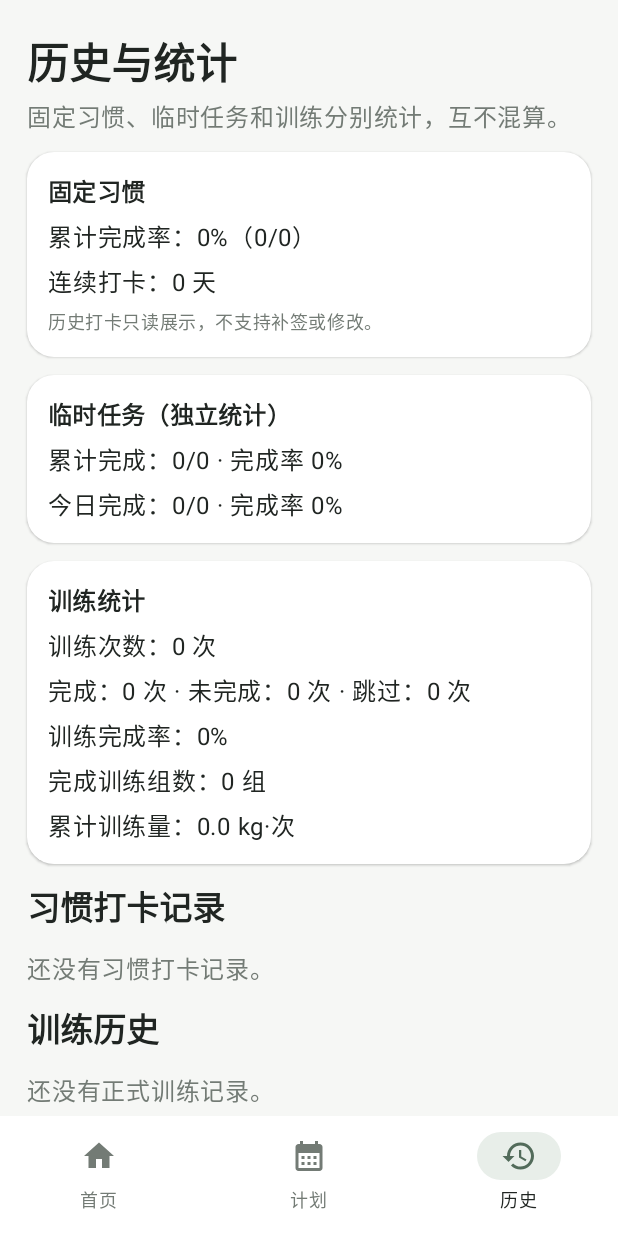
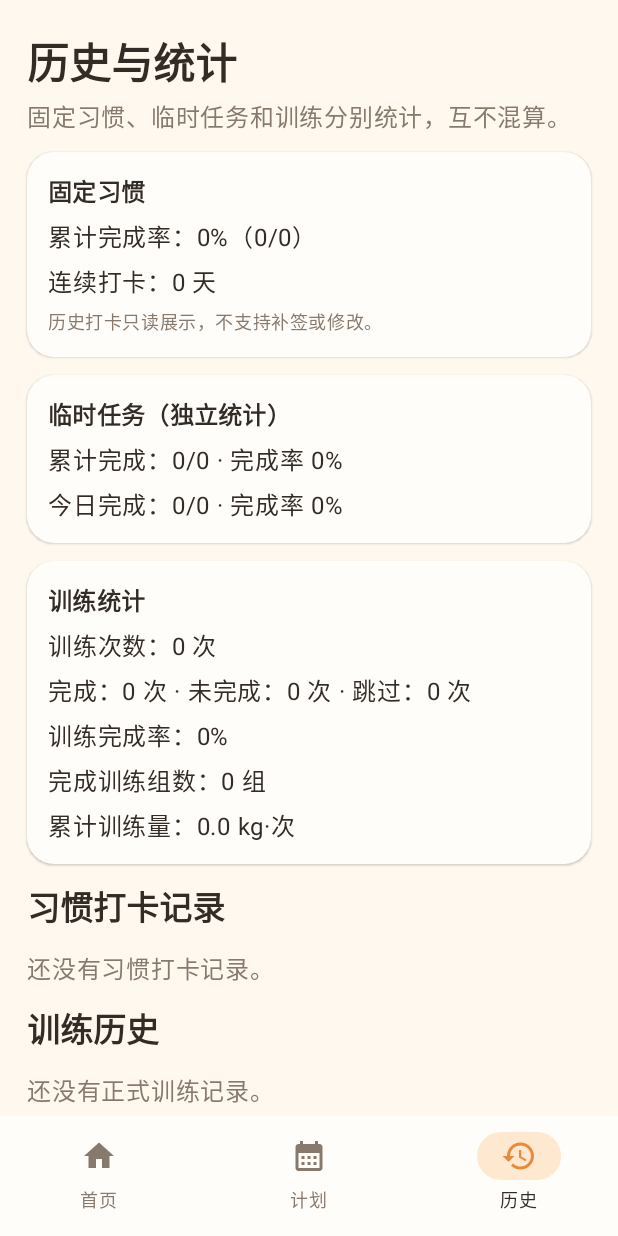
Before and after one commit to BXXDMHHH/DailyFit, an Android app built with Jetpack Compose: the screen it shows after launch (MainActivity), item 3 of the bottom bar chosen, on a phone screen of 412 x 824 dp. Run offline under Robolectric (Android 15) with nearby library versions, the phone set to English and light mode, and no system bars; our stand-ins replace Room's generated code.

Commit message:
Apply sunny warm color palette

```diff
--- a/app/src/main/java/com/dailyfit/app/ui/theme/Theme.kt
+++ b/app/src/main/java/com/dailyfit/app/ui/theme/Theme.kt
@@ -2,74 +2,76 @@ package com.dailyfit.app.ui.theme
 
 import androidx.compose.foundation.isSystemInDarkTheme
 import androidx.compose.material3.MaterialTheme
+import androidx.compose.material3.Shapes
+import androidx.compose.material3.Typography
 import androidx.compose.material3.darkColorScheme
 import androidx.compose.material3.lightColorScheme
-import androidx.compose.material3.Shapes
-import androidx.compose.material3.Typography
 import androidx.compose.runtime.Composable
 import androidx.compose.ui.graphics.Color
 import androidx.compose.ui.text.font.FontWeight
 import androidx.compose.ui.unit.dp
 import androidx.compose.foundation.shape.RoundedCornerShape
 
-private val Ink = Color(0xFF202522)
-private val Muted = Color(0xFF737B75)
-private val Canvas = Color(0xFFF6F7F5)
-private val Paper = Color(0xFFFFFFFF)
-private val Sage = Color(0xFF526B5A)
-private val SageSoft = Color(0xFFE8EEE9)
-private val Line = Color(0xFFE6E9E5)
+private val Ink = Color(0xFF332B25)
+private val Muted = Color(0xFF88796D)
+private val Canvas = Color(0xFFFFF8EF)
+private val Paper = Color(0xFFFFFDF9)
+private val SunOrange = Color(0xFFE88A3A)
+private val SunOrangeSoft = Color(0xFFFFE8D0)
+private val Honey = Color(0xFFF4C76B)
+private val Sage = Color(0xFF789477)
+private val Line = Color(0xFFF0E5D8)
 
 private val LightColors = lightColorScheme(
-    primary = Sage,
+    primary = SunOrange,
     onPrimary = Color.White,
-    primaryContainer = SageSoft,
-    onPrimaryContainer = Color(0xFF1D3325),
-    secondary = Color(0xFF66736A),
+    primaryContainer = SunOrangeSoft,
+    onPrimaryContainer = Color(0xFF633512),
+    secondary = Color(0xFFB87936),
     onSecondary = Color.White,
-    secondaryContainer = Color(0xFFEDF0EC),
-    onSecondaryContainer = Ink,
-    tertiary = Color(0xFF8B765D),
+    secondaryContainer = Color(0xFFFFF0D5),
+    onSecondaryContainer = Color(0xFF563B18),
+    tertiary = Sage,
     onTertiary = Color.White,
-    tertiaryContainer = Color(0xFFF2ECE3),
-    onTertiaryContainer = Color(0xFF34291C),
+    tertiaryContainer = Color(0xFFE6F0E2),
+    onTertiaryContainer = Color(0xFF243D27),
     background = Canvas,
     onBackground = Ink,
     surface = Paper,
     onSurface = Ink,
-    surfaceVariant = Color(0xFFF0F2EF),
+    surfaceVariant = Color(0xFFFFF1E2),
     onSurfaceVariant = Muted,
-    outline = Color(0xFFB9C0BA),
+    outline = Color(0xFFD8C8B8),
     outlineVariant = Line,
-    error = Color(0xFFB54747),
-    errorContainer = Color(0xFFF8E9E8),
-    onErrorContainer = Color(0xFF5B1C1C)
+    error = Color(0xFFB94B3E),
+    errorContainer = Color(0xFFFFE8E3),
+    onErrorContainer = Color(0xFF641E17)
 )
 
 private val DarkColors = darkColorScheme(
-    primary = Color(0xFFB2C9B7),
-    onPrimary = Color(0xFF203629),
-    primaryContainer = Color(0xFF354D3C),
-    onPrimaryContainer = Color(0xFFD0E5D4),
-    secondary = Color(0xFFC0C9C1),
-    onSecondary = Color(0xFF2A332C),
-    secondaryContainer = Color(0xFF414B43),
-    onSecondaryContainer = Color(0xFFDCE5DC),
-    tertiary = Color(0xFFD5C2A8),
-    onTertiary = Color(0xFF392D1F),
-    tertiaryContainer = Color(0xFF514331),
-    onTertiaryContainer = Color(0xFFF0DFC7),
-    background = Color(0xFF151916),
-    onBackground = Color(0xFFE7EBE6),
-    surface = Color(0xFF1D221E),
-    onSurface = Color(0xFFE7EBE6),
-    surfaceVariant = Color(0xFF2A312B),
-    onSurfaceVariant = Color(0xFFB9C2BA),
-    outline = Color(0xFF879188),
-    outlineVariant = Color(0xFF3B443C),
-    error = Color(0xFFFFB4AB),
-    errorContainer = Color(0xFF5B2626),
-    onErrorContainer = Color(0xFFFFDAD6)
+    primary = Color(0xFFFFB66F),
+    onPrimary = Color(0xFF482300),
+    primaryContainer = Color(0xFF704018),
+    onPrimaryContainer = Color(0xFFFFDCC0),
+    secondary = Color(0xFFEBC27D),
+    onSecondary = Color(0xFF422D0D),
+    secondaryContainer = Color(0xFF5B431F),
+    onSecondaryContainer = Color(0xFFFFE8BD),
+    tertiary = Color(0xFFB4CBAE),
+    onTertiary = Color(0xFF203820),
+    tertiaryContainer = Color(0xFF354F34),
+    onTertiaryContainer = Color(0xFFD0E8C9),
+    background = Color(0xFF211C17),
+    onBackground = Color(0xFFF4E9DE),
+    surface = Color(0xFF2B241E),
+    onSurface = Color(0xFFF4E9DE),
+    surfaceVariant = Color(0xFF3A3028),
+    onSurfaceVariant = Color(0xFFD1BFAE),
+    outline = Color(0xFF9B8571),
+    outlineVariant = Color(0xFF514338),
+    error = Color(0xFFFFB4A8),
+    errorContainer = Color(0xFF672B24),
+    onErrorContainer = Color(0xFFFFDAD3)
 )
 
 private val DailyFitShapes = Shapes(
```
